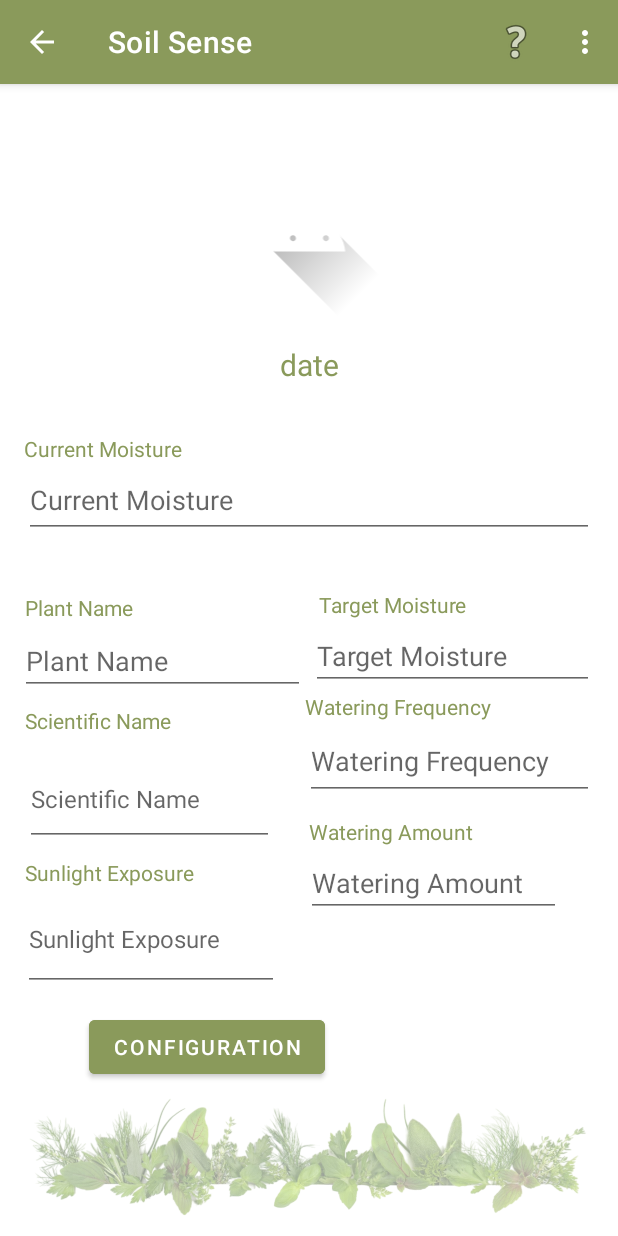
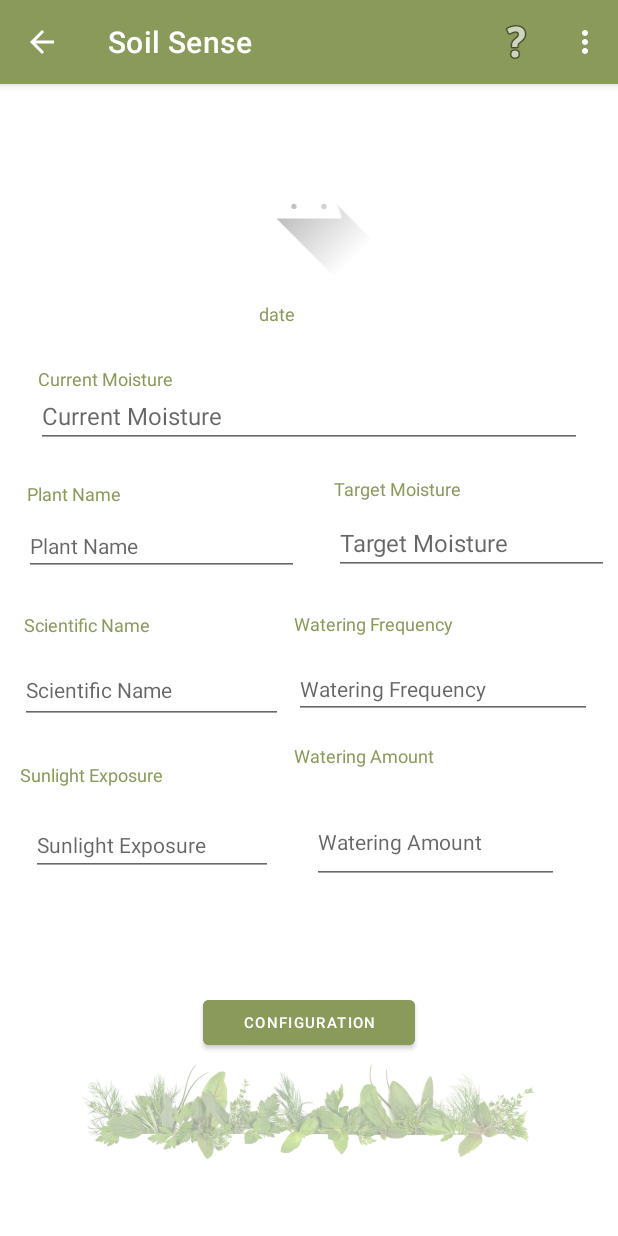
Before and after one commit to bananaslamjamma/Elec390_proj_demo, an Android app: the plantProfileActivity screen opened directly, with no data from a screen before it, on a phone screen of 412 x 824 dp. Run offline under Robolectric (Android 15) with nearby library versions, the light colour scheme and no system bars; our stand-ins replace Firebase (no records; nobody signed in at launch, a user with empty details on screens opened directly); pictures from the network do not load; 6 statements that could not run were skipped.

Commit message:
formatting changes to fit on phone

```diff
--- a/app/src/main/java/com/example/elec390_proj_demo/plantProfileActivity.java
+++ b/app/src/main/java/com/example/elec390_proj_demo/plantProfileActivity.java
@@ -109,7 +109,7 @@ public class plantProfileActivity extends AppCompatActivity implements AdapterVi
         water_frequency = findViewById(R.id.p_watering_freq);
         sci_name = findViewById(R.id.p_family_name);
         //Buttons
-        save_change_button = findViewById(R.id.upload_button);
+        //save_change_button = findViewById(R.id.upload_button);
         move_config = findViewById(R.id.mov_config);
         activePlantCheck = findViewById(R.id.active_plants_check);
         //dialog
--- a/app/src/main/res/layout/activity_plant_profile.xml
+++ b/app/src/main/res/layout/activity_plant_profile.xml
@@ -6,63 +6,6 @@
     android:layout_width="match_parent"
     android:layout_height="match_parent"
     tools:context=".plantProfileActivity">
-
-    <ImageView
-        android:id="@+id/imageView2"
-        android:layout_width="0dp"
-        android:layout_height="0dp"
-        android:layout_alignParentBottom="true"
-        android:layout_marginTop="2dp"
-        android:alpha="0.4"
-        android:src="@drawable/footer_image"
-        app:layout_constraintBottom_toBottomOf="parent"
-        app:layout_constraintEnd_toEndOf="parent"
-        app:layout_constraintStart_toStartOf="parent"
-        app:layout_constraintTop_toBottomOf="@+id/mov_config"></ImageView>
-
-
-    <TextView
-        android:id="@+id/p_date"
-        style="@android:style/Widget.Material.Light.TextView"
-        android:layout_width="wrap_content"
-        android:layout_height="wrap_content"
-        android:layout_marginTop="173dp"
-        android:text="date"
-        android:textColor="@color/moss_green"
-        android:textAppearance="@android:style/TextAppearance.DeviceDefault"
-        android:textSize="20sp"
-        app:autoSizeTextType="none"
-        app:layout_constraintEnd_toEndOf="parent"
-        app:layout_constraintStart_toStartOf="parent"
-        app:layout_constraintTop_toTopOf="parent" />
-
-    <EditText
-        android:id="@+id/p_name"
-        android:layout_width="0dp"
-        android:layout_height="43dp"
-        android:layout_marginStart="13dp"
-        android:clickable="false"
-        android:focusable="false"
-        android:hint="Plant Name"
-        android:imeOptions="actionNext"
-        android:inputType="none"
-        app:layout_constraintBaseline_toBaselineOf="@+id/p_target_moisture_text"
-        app:layout_constraintEnd_toStartOf="@+id/p_watering_freq_text"
-        app:layout_constraintStart_toStartOf="parent" />
-
-    <TextView
-        android:id="@+id/p_name_text"
-        android:layout_width="wrap_content"
-        android:layout_height="wrap_content"
-        android:layout_alignParentLeft="true"
-        android:layout_marginStart="3dp"
-        android:textColor="@color/moss_green"
-        android:layout_marginBottom="5dp"
-        android:text="Plant Name"
-        android:textSize="14sp"
-        app:layout_constraintBottom_toTopOf="@+id/p_name"
-        app:layout_constraintStart_toStartOf="@+id/p_name" />
-
 
     <!--
     <TextView
@@ -105,116 +48,189 @@
         tools:layout_editor_absoluteY="336dp" />
 -->
 
+    <ImageView
+        android:id="@+id/imageView2"
+        android:layout_width="0dp"
+        android:layout_height="81dp"
+        android:layout_alignParentBottom="true"
+        android:layout_marginStart="13dp"
+        android:layout_marginTop="42dp"
+        android:layout_marginEnd="13dp"
+        android:layout_marginBottom="40dp"
+        android:alpha="0.4"
+        android:src="@drawable/footer_image"
+        app:layout_constraintBottom_toBottomOf="parent"
+        app:layout_constraintEnd_toEndOf="parent"
+        app:layout_constraintStart_toStartOf="parent"
+        app:layout_constraintTop_toTopOf="@+id/mov_config"></ImageView>
+
+    <TextView
+        android:id="@+id/p_date"
+        style="@android:style/Widget.Material.Light.TextView"
+        android:layout_width="67dp"
+        android:layout_height="25dp"
+        android:layout_marginBottom="18dp"
+        android:text="date"
+        android:textAppearance="@android:style/TextAppearance.DeviceDefault"
+        android:textColor="@color/moss_green"
+        android:textSize="12sp"
+        app:autoSizeTextType="none"
+        app:layout_constraintBottom_toTopOf="@+id/p_current_moisture_text"
+        app:layout_constraintEnd_toEndOf="parent"
+        app:layout_constraintStart_toStartOf="parent" />
+
+    <EditText
+        android:id="@+id/p_name"
+        android:layout_width="0dp"
+        android:layout_height="40dp"
+        android:layout_marginStart="16dp"
+        android:layout_marginTop="26dp"
+        android:layout_marginEnd="23dp"
+        android:layout_marginBottom="27dp"
+        android:clickable="false"
+        android:focusable="false"
+        android:hint="Plant Name"
+        android:imeOptions="actionNext"
+        android:inputType="none"
+        android:textSize="14sp"
+        app:layout_constraintBottom_toTopOf="@+id/p_family_name_text"
+        app:layout_constraintEnd_toStartOf="@+id/p_target_moisture_text"
+        app:layout_constraintStart_toStartOf="parent"
+        app:layout_constraintTop_toTopOf="@+id/p_name_text" />
+
+    <TextView
+        android:id="@+id/p_name_text"
+        android:layout_width="wrap_content"
+        android:layout_height="wrap_content"
+        android:layout_alignParentLeft="true"
+        android:layout_marginStart="18dp"
+        android:layout_marginTop="60dp"
+        android:text="Plant Name"
+        android:textColor="@color/moss_green"
+        android:textSize="12sp"
+        app:layout_constraintStart_toStartOf="parent"
+        app:layout_constraintTop_toBottomOf="@+id/p_current_moisture_text" />
+
     <EditText
         android:id="@+id/p_target_moisture_text"
         android:layout_width="0dp"
-        android:layout_height="40dp"
-        android:layout_marginStart="4dp"
+        android:layout_height="42dp"
+        android:layout_marginTop="26dp"
+        android:layout_marginEnd="6dp"
+        android:layout_marginBottom="26dp"
         android:clickable="false"
         android:focusable="false"
         android:hint="Target Moisture"
         android:imeOptions="actionNext"
         android:inputType="none"
-        app:layout_constraintBottom_toBottomOf="parent"
-        app:layout_constraintEnd_toEndOf="@+id/p_watering_freq"
-        app:layout_constraintStart_toStartOf="@+id/p_watering_freq_text"
-        app:layout_constraintTop_toTopOf="parent" />
+        android:textSize="16sp"
+        app:layout_constraintBottom_toTopOf="@+id/p_watering_freq_text"
+        app:layout_constraintEnd_toEndOf="parent"
+        app:layout_constraintStart_toEndOf="@+id/p_name"
+        app:layout_constraintTop_toTopOf="@+id/p_target_moisture" />
 
     <TextView
         android:id="@+id/p_target_moisture"
         android:layout_width="wrap_content"
         android:layout_height="wrap_content"
         android:layout_alignParentLeft="true"
-        android:layout_marginStart="5dp"
-        android:layout_marginBottom="7dp"
+        android:layout_marginBottom="10dp"
         android:text="Target Moisture"
         android:textColor="@color/moss_green"
-        android:textSize="14sp"
-        app:layout_constraintBottom_toTopOf="@+id/p_target_moisture_text"
-        app:layout_constraintStart_toStartOf="@+id/p_target_moisture_text"
+        android:textSize="12sp"
         android:tooltipText="The designated moisture level of the plant."
-        />
+        app:layout_constraintBottom_toTopOf="@+id/p_name"
+        app:layout_constraintStart_toStartOf="@+id/p_target_moisture_text" />
 
     <TextView
         android:id="@+id/p_current_moisture_text"
         android:layout_width="wrap_content"
         android:layout_height="wrap_content"
         android:layout_alignParentLeft="true"
+        android:layout_marginStart="1dp"
+        android:layout_marginTop="188dp"
         android:clickable="false"
         android:focusable="false"
         android:text="Current Moisture"
         android:textColor="@color/moss_green"
-        android:textSize="14sp"
+        android:textSize="12sp"
+        android:tooltipText="How wet the soil is from the sensor reading"
         android:visibility="invisible"
-        app:layout_constraintBottom_toTopOf="@+id/p_current_moisture"
         app:layout_constraintStart_toStartOf="@+id/p_current_moisture"
-        android:tooltipText="How wet the soil is from the sensor reading"/>
+        app:layout_constraintTop_toTopOf="parent" />
 
     <EditText
         android:id="@+id/p_current_moisture"
-        android:layout_width="0dp"
-        android:layout_height="50dp"
+        android:layout_width="364dp"
+        android:layout_height="42dp"
         android:layout_marginStart="16dp"
-        android:layout_marginTop="43dp"
+        android:layout_marginTop="16dp"
         android:layout_marginEnd="16dp"
-        android:layout_marginBottom="46dp"
+        android:layout_marginBottom="26dp"
         android:clickable="false"
         android:focusable="false"
         android:hint="Current Moisture"
         android:imeOptions="actionNext"
         android:inputType="none"
+        android:textSize="16sp"
         android:visibility="invisible"
-        app:layout_constraintBottom_toBottomOf="@+id/p_target_moisture"
+        app:layout_constraintBottom_toTopOf="@+id/p_name_text"
         app:layout_constraintEnd_toEndOf="parent"
         app:layout_constraintStart_toStartOf="parent"
-        app:layout_constraintTop_toBottomOf="@+id/p_date" />
+        app:layout_constraintTop_toTopOf="@+id/p_current_moisture_text" />
 
     <TextView
         android:id="@+id/p_watering_amount_text"
         android:layout_width="wrap_content"
         android:layout_height="wrap_content"
         android:layout_alignParentLeft="true"
-        android:layout_marginStart="2dp"
-        android:layout_marginBottom="8dp"
+        android:layout_marginBottom="22dp"
         android:text="Watering Amount"
         android:textColor="@color/moss_green"
-        android:textSize="14sp"
+        android:textSize="12sp"
         app:layout_constraintBottom_toTopOf="@+id/p_watering_amount"
-        app:layout_constraintStart_toStartOf="@+id/p_watering_amount" />
+        app:layout_constraintStart_toStartOf="@+id/p_watering_freq" />
 
     <EditText
         android:id="@+id/p_watering_amount"
         android:layout_width="0dp"
-        android:layout_height="39dp"
-        android:layout_marginEnd="38dp"
+        android:layout_height="55dp"
+        android:layout_marginStart="26dp"
+        android:layout_marginTop="246dp"
+        android:layout_marginEnd="26dp"
+        android:layout_marginBottom="246dp"
         android:clickable="false"
         android:focusable="false"
         android:hint="Watering Amount"
         android:imeOptions="actionNext"
         android:inputType="none"
-        app:layout_constraintBottom_toTopOf="@+id/p_sunlight"
-        app:layout_constraintEnd_toEndOf="parent"
+        android:textSize="14sp"
+        app:layout_constraintBottom_toBottomOf="parent"
+        app:layout_constraintEnd_toEndOf="@+id/imageView2"
         app:layout_constraintStart_toEndOf="@+id/p_sunlight"
-        app:layout_constraintTop_toTopOf="@+id/p_sunlight" />
+        app:layout_constraintTop_toBottomOf="@+id/p_current_moisture" />
 
     <TextView
         android:id="@+id/p_family_name_text"
         android:layout_width="wrap_content"
         android:layout_height="wrap_content"
         android:layout_alignParentLeft="true"
-        android:layout_marginTop="7dp"
+        android:layout_marginStart="16dp"
+        android:layout_marginTop="169dp"
+        android:layout_marginBottom="169dp"
         android:text="Scientific Name"
         android:textColor="@color/moss_green"
-        android:textSize="14sp"
-        app:layout_constraintStart_toStartOf="@+id/p_family_name"
-        app:layout_constraintTop_toBottomOf="@+id/p_name" />
+        android:textSize="12sp"
+        app:layout_constraintBottom_toBottomOf="@+id/p_watering_amount"
+        app:layout_constraintStart_toStartOf="parent"
+        app:layout_constraintTop_toTopOf="@+id/p_current_moisture_text" />
 
     <EditText
         android:id="@+id/p_family_name"
-        android:layout_width="0dp"
-        android:layout_height="62dp"
-        android:layout_marginStart="3dp"
-        android:layout_marginEnd="3dp"
+        android:layout_width="175dp"
+        android:layout_height="45dp"
+        android:layout_marginStart="13dp"
+        android:layout_marginEnd="7dp"
         android:clickable="false"
         android:focusable="false"
         android:hint="Scientific Name"
@@ -222,40 +238,39 @@
         android:inputType="none"
         android:lines="3"
         android:maxLines="3"
-        android:textSize="16sp"
-        app:layout_constraintBottom_toBottomOf="@+id/p_watering_freq"
-        app:layout_constraintEnd_toEndOf="@+id/p_sunlight"
-        app:layout_constraintStart_toStartOf="@+id/p_name"
-        app:layout_constraintTop_toBottomOf="@+id/p_watering_freq" />
+        android:textSize="14sp"
+        app:layout_constraintBaseline_toBaselineOf="@+id/p_watering_freq"
+        app:layout_constraintEnd_toStartOf="@+id/p_watering_freq"
+        app:layout_constraintStart_toStartOf="parent" />
 
     <TextView
         android:id="@+id/p_watering_freq_text"
         android:layout_width="wrap_content"
         android:layout_height="wrap_content"
         android:layout_alignParentLeft="true"
-        android:layout_marginTop="1dp"
-        android:layout_marginEnd="84dp"
+        android:layout_marginBottom="16dp"
         android:text="Watering Frequency"
         android:textColor="@color/moss_green"
-        android:textSize="14sp"
-        app:layout_constraintEnd_toEndOf="parent"
-        app:layout_constraintStart_toEndOf="@+id/p_name"
-        app:layout_constraintTop_toBottomOf="@+id/p_target_moisture_text" />
+        android:textSize="12sp"
+        app:layout_constraintBottom_toTopOf="@+id/p_watering_freq"
+        app:layout_constraintStart_toStartOf="@+id/p_watering_freq" />
 
     <EditText
         android:id="@+id/p_watering_freq"
         android:layout_width="0dp"
-        android:layout_height="0dp"
-        android:layout_marginTop="11dp"
-        android:layout_marginBottom="11dp"
+        android:layout_height="39dp"
+        android:layout_marginTop="33dp"
+        android:layout_marginEnd="17dp"
+        android:layout_marginBottom="33dp"
         android:clickable="false"
         android:focusable="false"
         android:hint="Watering Frequency"
         android:imeOptions="actionNext"
         android:inputType="none"
-        app:layout_constraintBottom_toTopOf="@+id/p_watering_amount_text"
-        app:layout_constraintEnd_toEndOf="@+id/p_current_moisture"
-        app:layout_constraintStart_toStartOf="@+id/p_watering_freq_text"
+        android:textSize="14sp"
+        app:layout_constraintBottom_toBottomOf="@+id/p_watering_amount_text"
+        app:layout_constraintEnd_toEndOf="parent"
+        app:layout_constraintStart_toEndOf="@+id/p_family_name"
         app:layout_constraintTop_toTopOf="@+id/p_family_name_text" />
 
     <TextView
@@ -263,26 +278,21 @@
         android:layout_width="wrap_content"
         android:layout_height="wrap_content"
         android:layout_alignParentLeft="true"
-        android:layout_marginStart="1dp"
-        android:layout_marginTop="73dp"
-        android:layout_marginBottom="74dp"
+        android:layout_marginStart="13dp"
+        android:layout_marginTop="25dp"
         android:text="Sunlight Exposure"
         android:textColor="@color/moss_green"
-        android:textSize="14sp"
-        app:layout_constraintBottom_toTopOf="@+id/mov_config"
-        app:layout_constraintStart_toStartOf="@+id/p_sunlight"
-        app:layout_constraintTop_toBottomOf="@+id/p_family_name_text"
+        android:textSize="12sp"
         android:tooltipText="Hours of direct sunlight, part shade = 4-6 hours, full shade = 3 hours, full sun = 6-8 hours"
-        />
+        app:layout_constraintStart_toStartOf="parent"
+        app:layout_constraintTop_toBottomOf="@+id/p_family_name" />
 
     <EditText
         android:id="@+id/p_sunlight"
-        android:layout_width="0dp"
-        android:layout_height="0dp"
-        android:layout_marginStart="15dp"
-        android:layout_marginTop="19dp"
-        android:layout_marginEnd="18dp"
-        android:layout_marginBottom="13dp"
+        android:layout_width="161dp"
+        android:layout_height="41dp"
+        android:layout_marginTop="119dp"
+        android:layout_marginBottom="120dp"
         android:clickable="false"
         android:focusable="false"
         android:hint="Sunlight Exposure"
@@ -290,56 +300,47 @@
         android:inputType="none"
         android:lines="2"
         android:maxLines="2"
-        android:textSize="16sp"
-        app:layout_constraintBottom_toTopOf="@+id/mov_config"
-        app:layout_constraintEnd_toStartOf="@+id/p_watering_amount"
-        app:layout_constraintStart_toStartOf="parent"
-        app:layout_constraintTop_toTopOf="@+id/p_sunlight_text" />
-
-    <Button
-        android:id="@+id/upload_button"
-        android:layout_width="wrap_content"
-        android:layout_height="wrap_content"
-        android:layout_marginStart="16dp"
-        android:layout_marginBottom="2dp"
-        android:backgroundTint="@color/moss_green"
-        android:visibility="invisible"
-        android:text="Set Image"
-        app:layout_constraintBottom_toTopOf="@+id/imageView2"
-        app:layout_constraintStart_toEndOf="@+id/mov_config" />
+        android:textSize="14sp"
+        app:layout_constraintBottom_toBottomOf="@+id/mov_config"
+        app:layout_constraintEnd_toEndOf="@+id/p_family_name"
+        app:layout_constraintStart_toStartOf="@+id/p_sunlight_text"
+        app:layout_constraintTop_toBottomOf="@+id/p_family_name_text" />
 
     <Button
         android:id="@+id/mov_config"
-        android:layout_width="wrap_content"
-        android:layout_height="wrap_content"
-        android:layout_marginStart="44dp"
-        android:layout_marginBottom="26dp"
+        android:layout_width="141dp"
+        android:layout_height="42dp"
+        android:layout_marginBottom="121dp"
         android:backgroundTint="@color/moss_green"
         android:text="Configuration"
-        app:layout_constraintBottom_toTopOf="@+id/active_plants_check"
-        app:layout_constraintStart_toStartOf="@+id/p_sunlight" />
+        android:textSize="10sp"
+        app:layout_constraintBottom_toBottomOf="parent"
+        app:layout_constraintEnd_toEndOf="parent"
+        app:layout_constraintStart_toStartOf="parent" />
 
     <CheckBox
         android:id="@+id/active_plants_check"
-        android:layout_width="wrap_content"
-        android:layout_height="wrap_content"
+        android:layout_width="181dp"
+        android:layout_height="0dp"
         android:layout_gravity="center"
-        android:layout_marginEnd="40dp"
-        android:layout_marginBottom="28dp"
+        android:layout_marginTop="8dp"
+        android:layout_marginBottom="8dp"
         android:gravity="center"
         android:text="Set as Active Plant?"
-        android:textSize="18sp"
-        app:layout_constraintBottom_toBottomOf="parent"
-        app:layout_constraintEnd_toEndOf="@+id/upload_button"
+        android:textSize="14sp"
+        app:layout_constraintBottom_toBottomOf="@+id/imageView2"
+        app:layout_constraintEnd_toEndOf="parent"
+        app:layout_constraintStart_toStartOf="parent"
+        app:layout_constraintTop_toTopOf="@+id/imageView2"
         tools:ignore="MissingConstraints" />
 
     <ImageView
         android:id="@+id/imageView"
-        android:layout_width="215dp"
-        android:layout_height="112dp"
-        android:layout_marginTop="45dp"
-        android:layout_marginBottom="43dp"
-        app:layout_constraintBottom_toBottomOf="@+id/p_date"
+        android:layout_width="201dp"
+        android:layout_height="0dp"
+        android:layout_marginTop="29dp"
+        android:layout_marginBottom="13dp"
+        app:layout_constraintBottom_toTopOf="@+id/p_date"
         app:layout_constraintEnd_toEndOf="parent"
         app:layout_constraintStart_toStartOf="parent"
         app:layout_constraintTop_toTopOf="parent"
--- a/app/src/main/res/layout/activity_plant_registration.xml
+++ b/app/src/main/res/layout/activity_plant_registration.xml
@@ -13,24 +13,22 @@
         android:layout_height="0dp"
         android:layout_marginStart="51dp"
         android:layout_marginEnd="72dp"
+        android:layout_marginBottom="28dp"
         android:hint="Name"
         android:inputType="text"
         android:selectAllOnFocus="true"
         android:visibility="invisible"
-        app:layout_constraintBottom_toBottomOf="@+id/submitButton"
+        app:layout_constraintBottom_toTopOf="@+id/imageView3"
         app:layout_constraintEnd_toStartOf="@+id/submitButton"
         app:layout_constraintStart_toStartOf="parent"
-        app:layout_constraintTop_toTopOf="@+id/submitButton" />
+        app:layout_constraintTop_toBottomOf="@+id/field3" />
 
     <EditText
         android:id="@+id/field2"
-        android:layout_width="0dp"
-        android:layout_height="0dp"
-        android:layout_marginStart="9dp"
-        android:layout_marginTop="211dp"
-        android:layout_marginEnd="9dp"
-        android:layout_marginBottom="91dp"
+        android:layout_width="wrap_content"
+        android:layout_height="wrap_content"
         android:hint="Search for a plant..."
+        android:maxLength="35"
         android:inputType="text"
         android:selectAllOnFocus="true"
         app:layout_constraintBottom_toTopOf="@+id/plantProfileReturn"
@@ -40,18 +38,20 @@
 
     <EditText
         android:id="@+id/field3"
-        android:layout_width="0dp"
+        android:layout_width="54dp"
         android:layout_height="0dp"
-        android:layout_marginEnd="31dp"
+        android:layout_marginStart="25dp"
+        android:layout_marginTop="217dp"
+        android:layout_marginEnd="30dp"
         android:hint="field3"
         android:imeOptions="actionDone"
         android:inputType="text"
         android:selectAllOnFocus="true"
         android:visibility="invisible"
-        app:layout_constraintBottom_toTopOf="@+id/submitButton"
+        app:layout_constraintBottom_toTopOf="@+id/name_plant"
         app:layout_constraintEnd_toEndOf="parent"
         app:layout_constraintStart_toEndOf="@+id/submitButton"
-        app:layout_constraintTop_toBottomOf="@+id/testButton" />
+        app:layout_constraintTop_toTopOf="parent" />
 
 
     <TextView
@@ -59,11 +59,11 @@
         android:layout_width="wrap_content"
         android:layout_height="wrap_content"
         android:layout_gravity="center"
-        android:layout_marginBottom="60dp"
+        android:layout_marginStart="17dp"
+        android:layout_marginBottom="61dp"
         android:text="Move to Home Page"
         app:layout_constraintBottom_toTopOf="@+id/testButton"
-        app:layout_constraintEnd_toEndOf="parent"
-        app:layout_constraintStart_toStartOf="parent"
+        app:layout_constraintStart_toStartOf="@+id/field2"
         app:layout_constraintTop_toBottomOf="@+id/field2" />
 
     <Button
@@ -71,29 +71,29 @@
         android:layout_width="wrap_content"
         android:layout_height="wrap_content"
         android:layout_gravity="start"
-        android:layout_marginEnd="25dp"
+        android:layout_marginEnd="109dp"
         android:layout_marginBottom="28dp"
         android:backgroundTint="@color/moss_green"
         android:enabled="true"
         android:text="Add Plant!"
         android:visibility="invisible"
         app:layout_constraintBottom_toTopOf="@+id/imageView3"
-        app:layout_constraintEnd_toStartOf="@+id/field3"
+        app:layout_constraintEnd_toEndOf="parent"
         app:layout_constraintStart_toEndOf="@+id/name_plant"
-        app:layout_constraintTop_toBottomOf="@+id/field3" />
+        app:layout_constraintTop_toBottomOf="@+id/testButton" />
 
     <Button
         android:id="@+id/testButton"
         android:layout_width="wrap_content"
         android:layout_height="wrap_content"
         android:layout_gravity="start"
-        android:layout_marginBottom="44dp"
+        android:layout_marginEnd="13dp"
+        android:layout_marginBottom="263dp"
         android:backgroundTint="@color/moss_green"
         android:enabled="true"
         android:text="Search!"
-        app:layout_constraintBottom_toTopOf="@+id/field3"
-        app:layout_constraintEnd_toEndOf="parent"
-        app:layout_constraintStart_toStartOf="parent"
+        app:layout_constraintBottom_toTopOf="@+id/submitButton"
+        app:layout_constraintEnd_toEndOf="@+id/plantProfileReturn"
         app:layout_constraintTop_toBottomOf="@+id/plantProfileReturn" />
 
     <ImageView
@@ -105,6 +105,6 @@
         app:layout_constraintBottom_toBottomOf="parent"
         app:layout_constraintEnd_toEndOf="parent"
         app:layout_constraintStart_toStartOf="parent"
-        app:layout_constraintTop_toBottomOf="@+id/submitButton"></ImageView>
+        app:layout_constraintTop_toBottomOf="@+id/name_plant"></ImageView>
 
 </androidx.constraintlayout.widget.ConstraintLayout>
--- a/app/src/main/res/layout/custom_dialog.xml
+++ b/app/src/main/res/layout/custom_dialog.xml
@@ -11,6 +11,8 @@
         android:text="Reset Password"
         android:textSize="24sp"
         android:id="@+id/password_dia"
+        android:clickable="false"
+        android:focusable="false"
         android:layout_marginBottom="16dp"/>
 
     <EditText
@@ -19,8 +21,6 @@
         android:hint="@string/prompt_email"
         android:inputType="textEmailAddress"
         android:imeOptions="actionNext"
-        android:clickable="false"
-        android:focusable="false"
         android:id="@+id/email_dia"/>
 
     <Button
```
